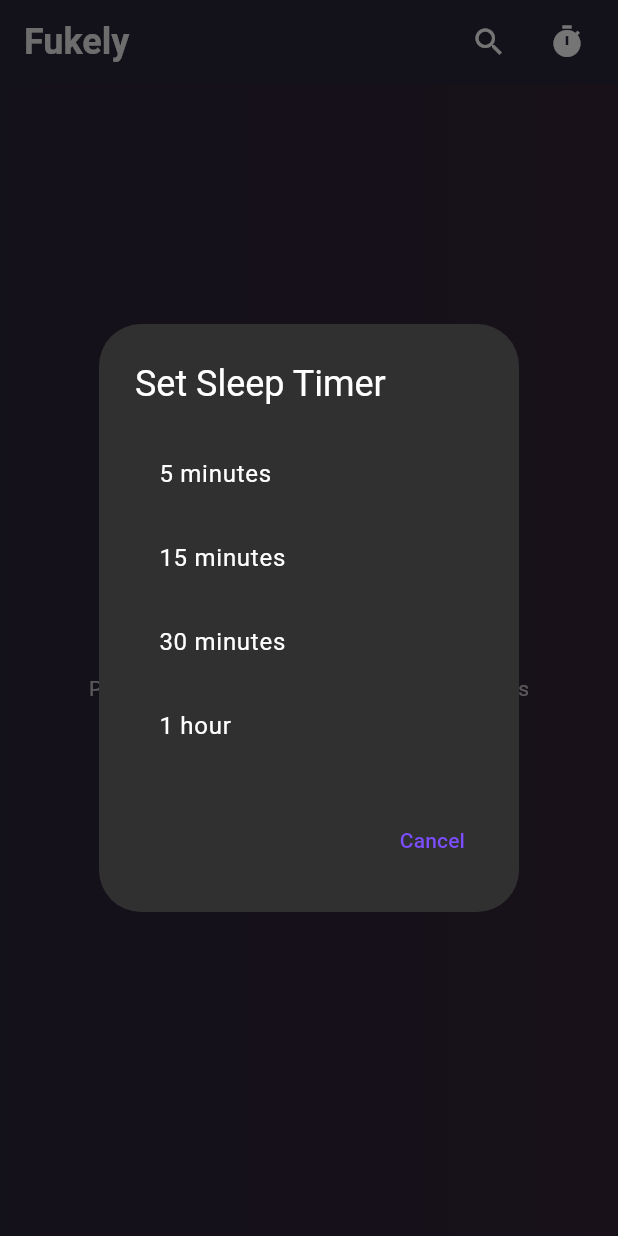
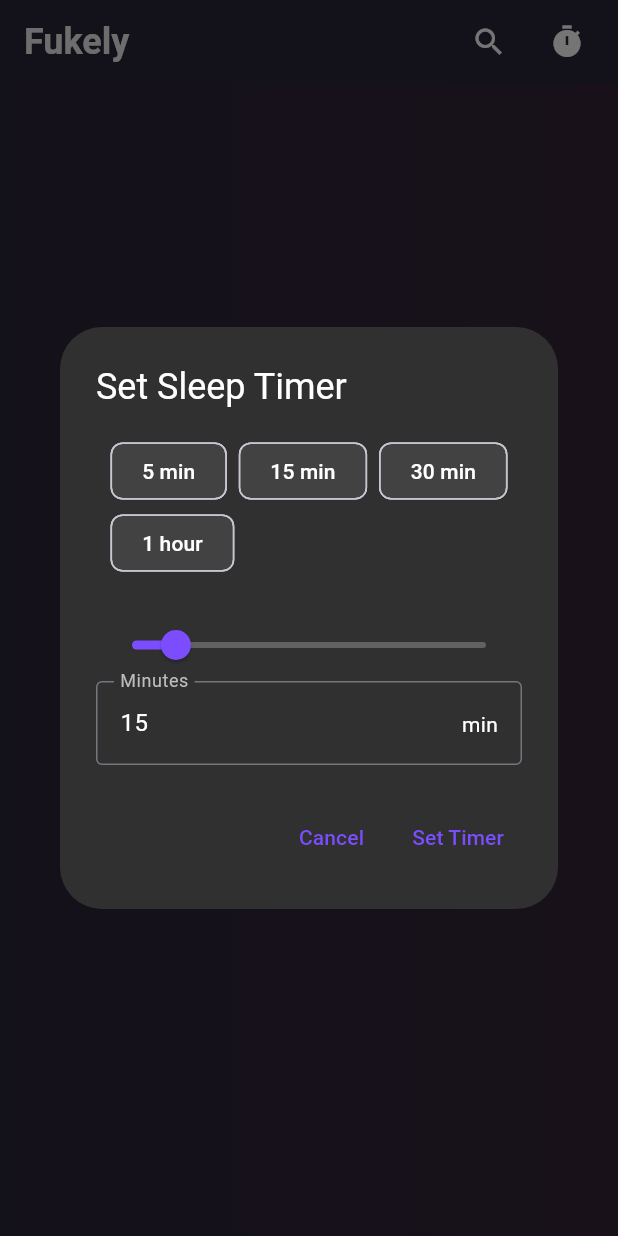
Before and after one commit to rilonmaharjan/flukely, a Flutter app: the screen it shows after launch, after a tap on the "timer" icon, on a phone screen of 412 x 824 dp. Run offline on Flutter 3.47's test engine with Material 3 defaults, Android fonts, the light colour scheme and no system bars; our stand-ins replace audio_service, just_audio, marquee, on_audio_query, permission_handler.

Commit message:
[modifeid] - timer dialogue

```diff
--- a/lib/screen/music_list_screen.dart
+++ b/lib/screen/music_list_screen.dart
@@ -732,37 +732,110 @@ class _MusicListScreenState extends State<MusicListScreen> with SingleTickerProv
   }
 
   void _showTimerDialog() {
+    Duration selectedDuration = const Duration(minutes: 15); // Default value
+    final TextEditingController controller = TextEditingController(text: "15");
+
     showDialog(
       context: context,
-      builder: (context) => AlertDialog(
+      builder: (context) {
+        return StatefulBuilder(
+          builder: (context, setState) {
+            return AlertDialog(
               backgroundColor: Colors.grey[850],
-        title: const Text('Set Sleep Timer', style: TextStyle(color: Colors.white)),
+              title: const Text('Set Sleep Timer',
+                  style: TextStyle(color: Colors.white)),
               content: Column(
                 mainAxisSize: MainAxisSize.min,
                 children: [
-            _buildTimerOption('5 minutes', const Duration(minutes: 5)),
-            _buildTimerOption('15 minutes', const Duration(minutes: 15)),
-            _buildTimerOption('30 minutes', const Duration(minutes: 30)),
-            _buildTimerOption('1 hour', const Duration(hours: 1)),
+                  // Quick Presets
+                  Wrap(
+                    spacing: 8,
+                    children: [
+                      _buildChip('5 min', const Duration(minutes: 5)),
+                      _buildChip('15 min', const Duration(minutes: 15)),
+                      _buildChip('30 min', const Duration(minutes: 30)),
+                      _buildChip('1 hour', const Duration(hours: 1)),
+                    ],
+                  ),
+                  const SizedBox(height: 20),
+
+                  // Custom Time Picker
+                  Row(
+                    children: [
+                      Expanded(
+                        child: Slider(
+                          min: 1,
+                          max: 120,
+                          divisions: 119,
+                          value: selectedDuration.inMinutes.toDouble(),
+                          label: "${selectedDuration.inMinutes} min",
+                          onChanged: (value) {
+                            setState(() {
+                              selectedDuration = Duration(minutes: value.toInt());
+                              controller.text = value.toInt().toString();
+                            });
+                          },
+                          activeColor: Colors.deepPurpleAccent,
+                          inactiveColor: Colors.grey[700],
+                        ),
+                      ),
+                    ],
+                  ),
+
+                  // Manual Input
+                  TextField(
+                    controller: controller,
+                    keyboardType: TextInputType.number,
+                    decoration: InputDecoration(
+                      labelText: 'Minutes',
+                      labelStyle: TextStyle(color: Colors.grey[400]),
+                      border: OutlineInputBorder(),
+                      suffixText: 'min',
+                      suffixStyle: TextStyle(color: Colors.white),
+                    ),
+                    style: TextStyle(color: Colors.white),
+                    onChanged: (value) {
+                      final minutes = int.tryParse(value) ?? 15;
+                      setState(() {
+                        selectedDuration = Duration(minutes: minutes.clamp(1, 120));
+                      });
+                    },
+                  ),
                 ],
               ),
               actions: [
                 TextButton(
-            child: const Text('Cancel', style: TextStyle(color: Colors.deepPurpleAccent)),
+                  child: const Text('Cancel',
+                      style: TextStyle(color: Colors.deepPurpleAccent)),
                   onPressed: () => Navigator.pop(context),
                 ),
+                TextButton(
+                  child: const Text('Set Timer',
+                      style: TextStyle(color: Colors.deepPurpleAccent)),
+                  onPressed: () {
+                    Navigator.pop(context);
+                    _startSleepTimer(selectedDuration);
+                  },
+                ),
               ],
-      ),
+            );
+          },
+        );
+      },
     );
   }
 
-  ListTile _buildTimerOption(String text, Duration duration) {
-    return ListTile(
-      title: Text(text, style: const TextStyle(color: Colors.white)),
-      onTap: () {
+  Widget _buildChip(String label, Duration duration) {
+    return ChoiceChip(
+      label: Text(label, style: TextStyle(color: Colors.white)),
+      selected: false,
+      onSelected: (_) {
         Navigator.pop(context);
         _startSleepTimer(duration);
       },
+      selectedColor: Colors.deepPurpleAccent,
+      backgroundColor: Colors.grey[800],
+      labelPadding: EdgeInsets.symmetric(horizontal: 12),
     );
   }
 }
```
Lines whose indentation alone changed are shown as unchanged.
